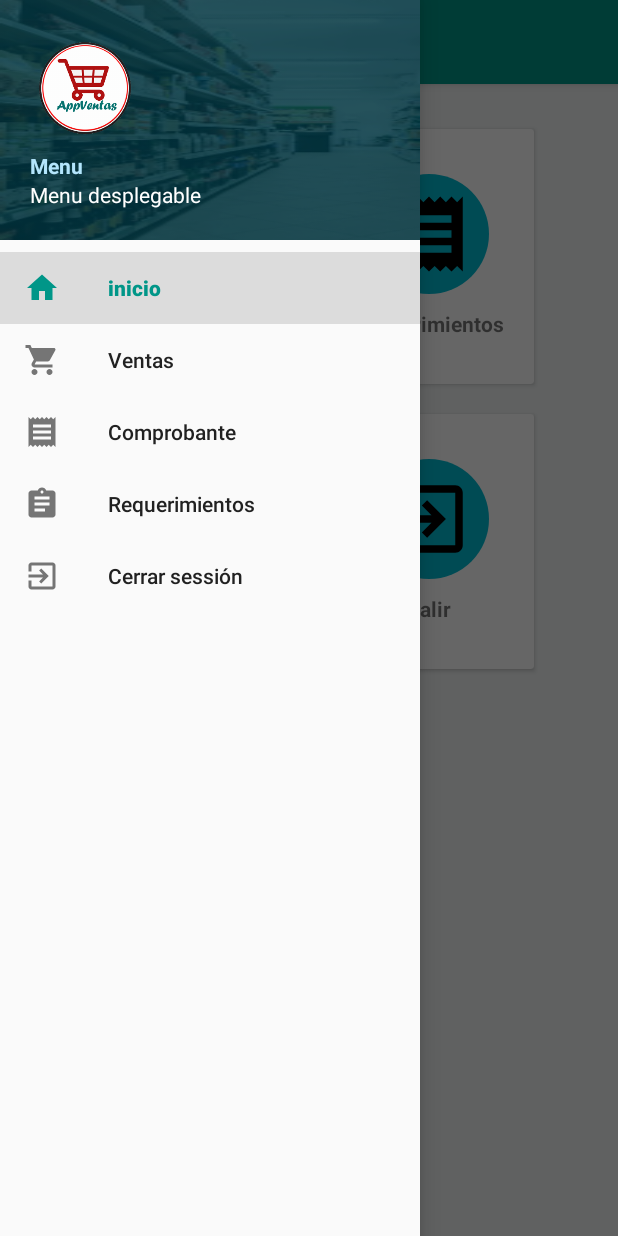
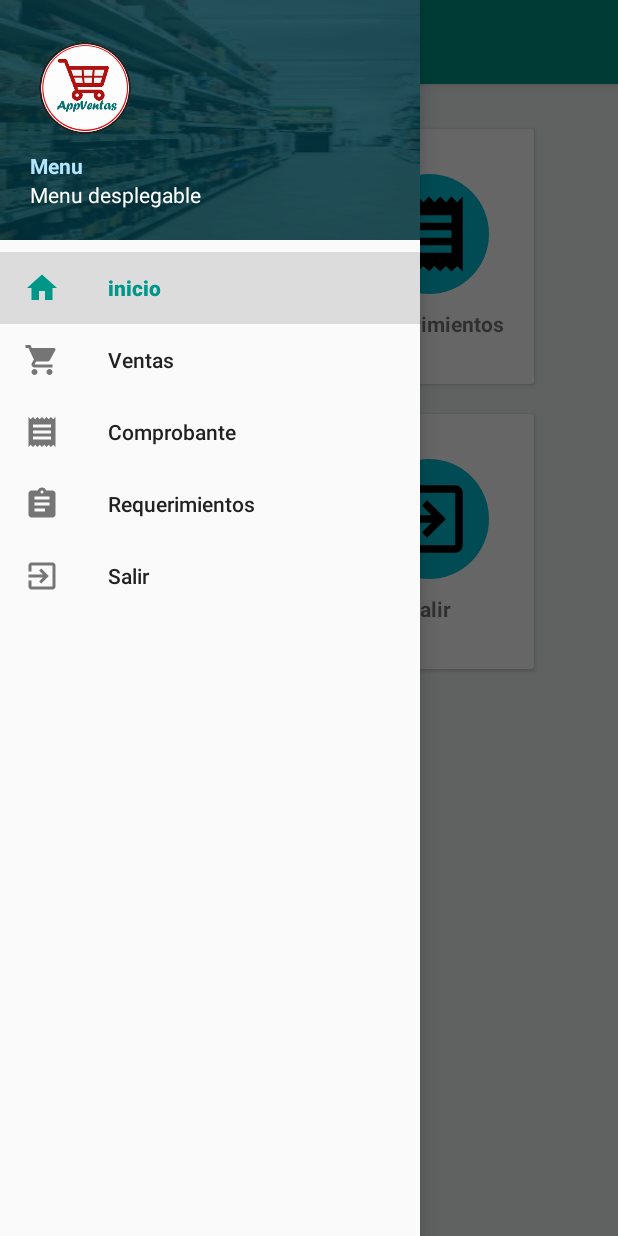
Before and after one commit to jose-daniel-app/ventas, an Android app: the MainActivity screen opened directly, with no data from a screen before it, with the side drawer open, on a phone screen of 412 x 824 dp. Run offline under Robolectric (Android 15) with nearby library versions, the phone set to English and light mode, and no system bars; our stand-ins replace CircleImageView.

Commit message:
se agrego a etiqueta salir

```diff
--- a/app/src/main/res/menu/activity_referencia_drawer.xml
+++ b/app/src/main/res/menu/activity_referencia_drawer.xml
@@ -24,7 +24,7 @@
         <item
             android:id="@+id/nav_cerrar_session"
             android:icon="@drawable/ic_menu_exit"
-            android:title="Cerrar sessión" />
+            android:title="Salir" />
     </group>
 
     <!--<item android:title="Communicate">
```
